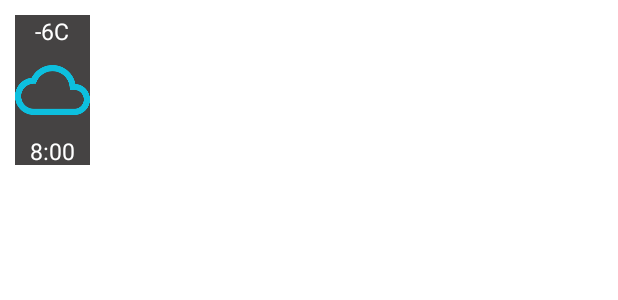
After one commit to KNDARK/WeatherApp, an Android app: the layout weather_hour_main.xml on its own in the app's theme, with its tools: preview values and no code run, on a phone screen of 412 x 824 dp. The commit adds this screen. Shown: the top 300 px of the screen. Run offline under Robolectric (Android 15) with nearby library versions, the phone set to English and light mode, and no system bars.

Commit message:
Xử lý màn hình main -1

```diff
--- a/app/build.gradle
+++ b/app/build.gradle
@@ -38,4 +38,5 @@ dependencies {
     implementation 'com.squareup.retrofit2:converter-gson:2.9.0'
     implementation 'com.squareup.retrofit2:retrofit:2.9.0'
     implementation 'com.google.code.gson:gson:2.8.6'
+    implementation 'com.github.bumptech.glide:glide:4.12.0'
 }
--- a/app/src/main/AndroidManifest.xml
+++ b/app/src/main/AndroidManifest.xml
@@ -4,7 +4,7 @@
     package="com.example.weatherapp">
 
     <uses-permission android:name="android.permission.INTERNET" />
-
+    <uses-permission android:name="android.permission.ACCESS_NETWORK_STATE"/>
     <application
         android:allowBackup="true"
         android:dataExtractionRules="@xml/data_extraction_rules"
--- a/app/src/main/java/com/example/weatherapp/Models/WeatherModel.java
+++ b/app/src/main/java/com/example/weatherapp/Models/WeatherModel.java
@@ -16,6 +16,8 @@ public class WeatherModel {
     public int id;
     public String name;
     public int cod;
+    public String dt_txt;
+    public Rain rain;
 
     public WeatherModel(Coord coord, ArrayList<Weather> weather, String base, Main main, int visibility, Wind wind, Clouds clouds, int dt, Sys sys, int timezone, int id, String name, int cod) {
         this.coord = coord;
--- a/app/src/main/java/com/example/weatherapp/Models/WeathersModel.java
+++ b/app/src/main/java/com/example/weatherapp/Models/WeathersModel.java
@@ -6,6 +6,6 @@ public class WeathersModel {
     public String cod;
     public int message;
     public int cnt;
-    public ArrayList<List> list;
+    public ArrayList<WeatherModel> list;
     public City city;
 }
--- /dev/null
+++ b/app/src/main/java/com/example/weatherapp/Models/results.java
@@ -0,0 +1,6 @@
+package com.example.weatherapp.Models;
+
+public class results {
+    public String code;
+    public String name;
+}
--- /dev/null
+++ b/app/src/main/res/layout/weather_hour_main.xml
@@ -0,0 +1,39 @@
+<?xml version="1.0" encoding="utf-8"?>
+<RelativeLayout xmlns:android="http://schemas.android.com/apk/res/android"
+    android:layout_width="wrap_content"
+    android:layout_height="wrap_content"
+    xmlns:app="http://schemas.android.com/apk/res-auto"
+    android:layout_margin="10dp"
+    android:background="@color/background"
+    android:orientation="horizontal">
+
+    <LinearLayout
+        android:layout_width="50dp"
+        android:layout_height="100dp"
+        android:orientation="vertical">
+
+        <TextView
+            android:layout_width="match_parent"
+            android:layout_height="20sp"
+            android:id="@+id/tv_temperature"
+            android:text="-6C"
+            android:textColor="@color/color_text_default"
+            android:gravity="center"
+            android:textSize="15sp"/>
+
+        <ImageView
+            android:layout_width="match_parent"
+            android:layout_height="60dp"
+            android:id="@+id/imv_icon_weather"
+            android:src="@drawable/cloud_default"/>
+
+        <TextView
+            android:layout_width="match_parent"
+            android:layout_height="20sp"
+            android:text="8:00"
+            android:textColor="@color/color_text_default"
+            android:id="@+id/tv_hour"
+            android:gravity="center"
+            android:textSize="15sp"/>
+    </LinearLayout>
+</RelativeLayout>
```
Also changed, not shown: app/src/main/java/com/example/weatherapp/Adapters/WeatherAdapter.java (added, +70 -0 lines), app/src/main/java/com/example/weatherapp/Api/ApiCityService.java (+5 -4 lines), app/src/main/java/com/example/weatherapp/Api/ApiService.java (+6 -1 lines), app/src/main/java/com/example/weatherapp/Controllers/Controller.java (added, +50 -0 lines), app/src/main/java/com/example/weatherapp/MainActivity.java (+57 -13 lines), app/src/main/java/com/example/weatherapp/Models/CityModel.java (added, +9 -0 lines), app/src/main/res/layout/activity_main.xml (+16 -9 lines).
